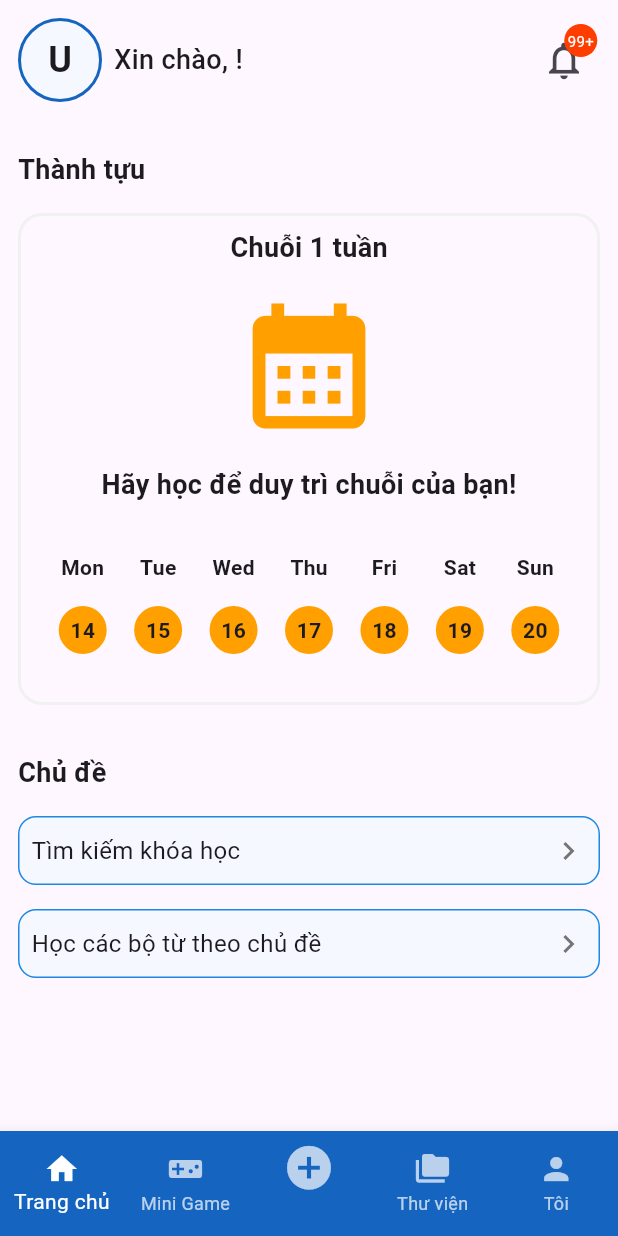
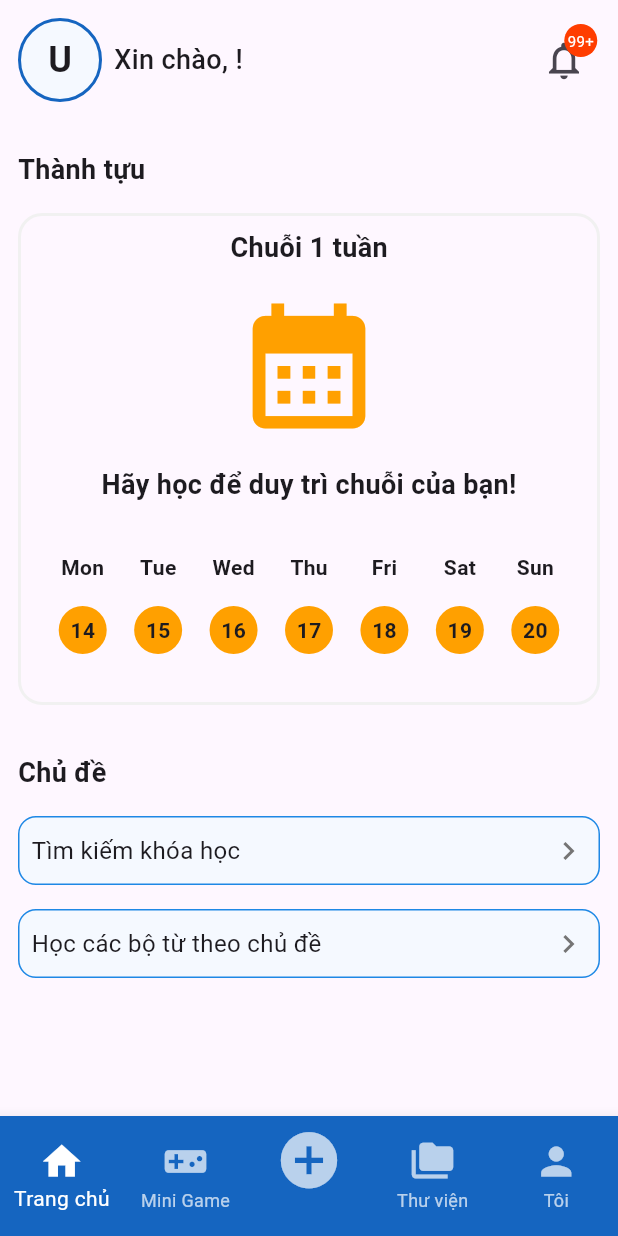
Before and after one commit to huyetdao431/study_english_app, a Flutter app: the MainScreen screen opened by its route, on a phone screen of 412 x 824 dp. Run offline on Flutter 3.47's test engine with Material 3 defaults, Android fonts, the phone set to English and light mode, and no system bars; our stand-ins replace bloc, carousel_slider, cloud_firestore, firebase_auth, firebase_core, flip_card and 6 more; accounts and stored records are empty.

Commit message:
change bottom navigator bar

```diff
--- a/lib/screens/account_screen/account_screen.dart
+++ b/lib/screens/account_screen/account_screen.dart
@@ -72,9 +72,15 @@ class _PageState extends State<Page> {
                                   backgroundImage: Image.asset(cubit.state.user.avt).image,
                                 )
                                     :
-                                CircleAvatar(
-                                  radius: 50,
-                                  backgroundColor: AppColors.darkWhite,
+                                Container(
+                                  alignment: Alignment.center,
+                                  width: 100,
+                                  height: 100,
+                                  decoration: BoxDecoration(
+                                    color: AppColors.darkWhite,
+                                    border: Border.all(color: AppColors.primaryDark, width: 2),
+                                    shape: BoxShape.circle,
+                                  ),
                                   child: Text(
                                     cubit.state.user.username.isNotEmpty
                                         ? cubit.state.user.username[0].toUpperCase()
--- a/lib/screens/main_screen/main_screen.dart
+++ b/lib/screens/main_screen/main_screen.dart
@@ -51,11 +51,11 @@ class _MainScreenState extends State<MainScreen> {
           }
         },
         items: const [
-          BottomNavigationBarItem(icon: Icon(Icons.home), label: 'Trang chủ'),
-          BottomNavigationBarItem(icon: Icon(Icons.videogame_asset), label: 'Mini Game'),
-          BottomNavigationBarItem(icon: Icon(Icons.add_circle, size: 35), label: ''),
-          BottomNavigationBarItem(icon: Icon(Icons.folder_copy), label: 'Thư viện'),
-          BottomNavigationBarItem(icon: Icon(Icons.person), label: 'Tôi'),
+          BottomNavigationBarItem(icon: Icon(Icons.home, size: 30,), label: 'Trang chủ'),
+          BottomNavigationBarItem(icon: Icon(Icons.videogame_asset, size: 30,), label: 'Mini Game'),
+          BottomNavigationBarItem(icon: Icon(Icons.add_circle, size: 45), label: ''),
+          BottomNavigationBarItem(icon: Icon(Icons.folder_copy, size: 30,), label: 'Thư viện'),
+          BottomNavigationBarItem(icon: Icon(Icons.person, size: 30,), label: 'Tôi'),
         ],
       ),
     );
```
